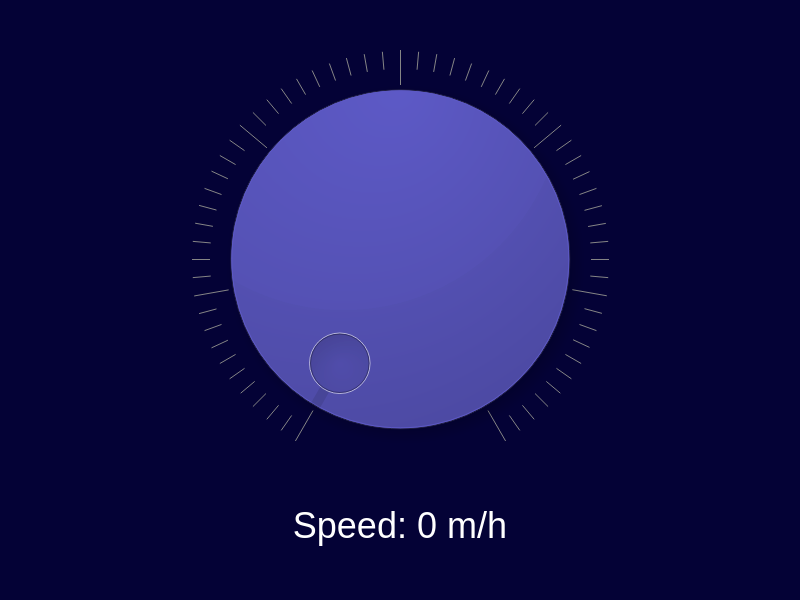
Old version of the form DistributedEmbeddedSystems/digital_cluster/mainwindow.ui in the repository SEAME-pt/Team05_SEA-ME-WayFi.
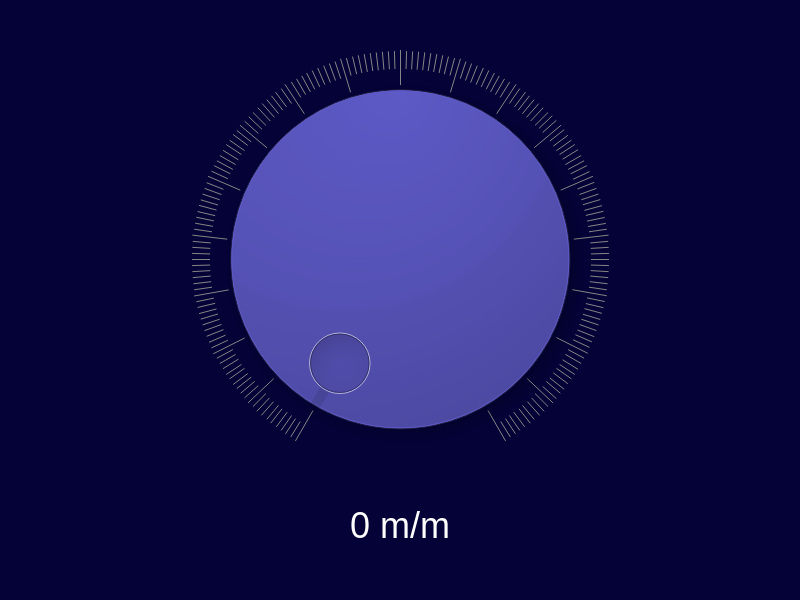
New version of the form.

Commit message: ui changes, m/min used

What changed in the file:
```diff
--- a/DistributedEmbeddedSystems/digital_cluster/mainwindow.ui
+++ b/DistributedEmbeddedSystems/digital_cluster/mainwindow.ui
@@ -45,7 +45,7 @@
     <item>
      <widget class="QDial" name="dial">
       <property name="maximum">
-       <number>60</number>
+       <number>180</number>
       </property>
       <property name="notchesVisible">
        <bool>true</bool>
@@ -63,7 +63,7 @@
        <string notr="true">color: rgb(255, 255, 255);</string>
       </property>
       <property name="text">
-       <string>Speed: 0 m/h</string>
+       <string>0 m/m</string>
       </property>
       <property name="alignment">
        <set>Qt::AlignCenter</set>
```
The commit also changes 2 other files.
